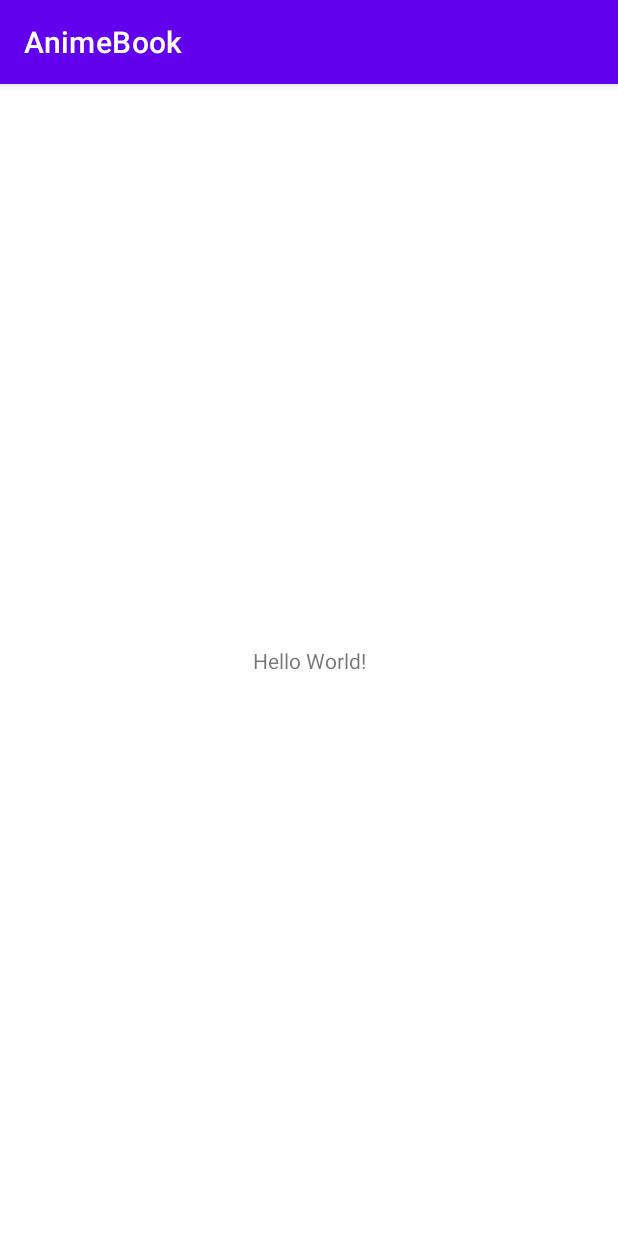
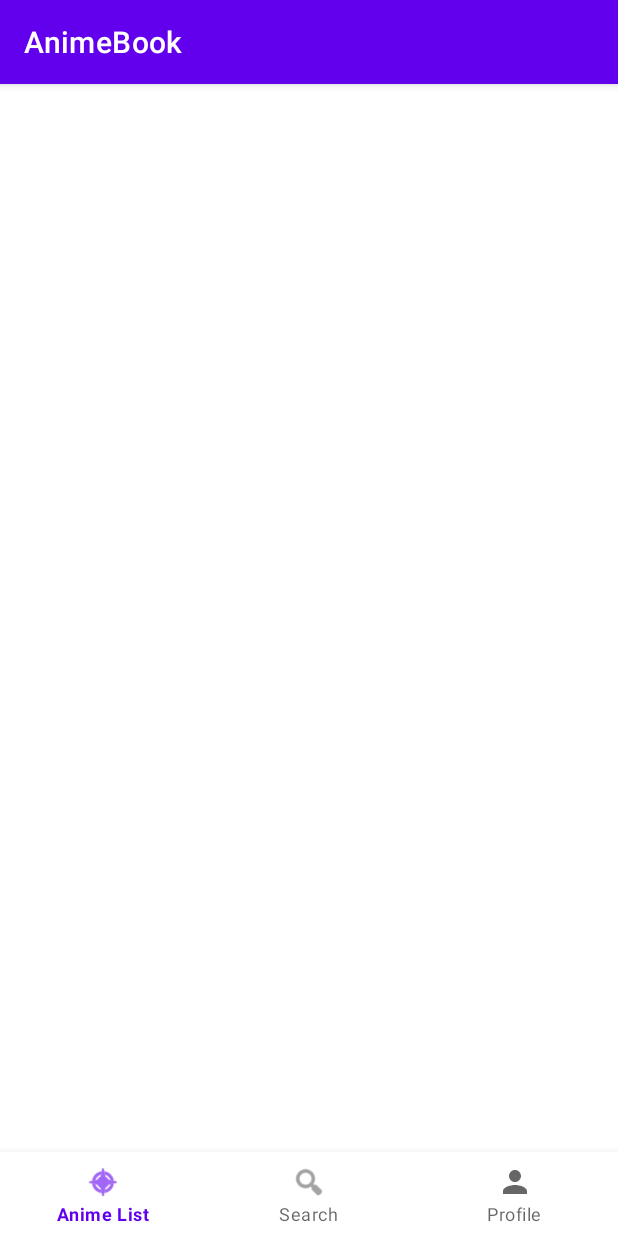
Before and after one commit to codepath-android-group-project/group-project, an Android app: the MainActivity screen opened directly, with no data from a screen before it, on a phone screen of 412 x 824 dp. Run offline under Robolectric (Android 15) with nearby library versions, the phone set to English and light mode, and no system bars.

Commit message:
Implemented bottomNavigation and setup in MainActivity

```diff
--- a/AnimeBook/app/src/main/java/com/example/animebook/MainActivity.java
+++ b/AnimeBook/app/src/main/java/com/example/animebook/MainActivity.java
@@ -1,14 +1,49 @@
 package com.example.animebook;
 
+import androidx.annotation.NonNull;
 import androidx.appcompat.app.AppCompatActivity;
+import androidx.fragment.app.Fragment;
+import androidx.fragment.app.FragmentManager;
 
 import android.os.Bundle;
+import android.view.MenuItem;
+
+import com.google.android.material.bottomnavigation.BottomNavigationView;
 
 public class MainActivity extends AppCompatActivity {
+    BottomNavigationView bottomNavigationView;
 
     @Override
     protected void onCreate(Bundle savedInstanceState) {
         super.onCreate(savedInstanceState);
         setContentView(R.layout.activity_main);
+
+        bottomNavigationView = findViewById(R.id.bottomNavigation);
+
+        final FragmentManager fragmentManager = getSupportFragmentManager();
+
+        //TODO: Define fragments here
+        //final Fragment animeFragment = new AnimeFragment();
+        //add others as needed
+
+        bottomNavigationView.setOnNavigationItemSelectedListener(new BottomNavigationView.OnNavigationItemSelectedListener() {
+            @Override
+            public boolean onNavigationItemSelected(@NonNull MenuItem item) {
+                Fragment fragment;
+                switch (item.getItemId()){
+                    case R.id.action_animeList:
+                        //fragment = animeFragment;
+                        break;
+                    //Add other cases as needed
+                    default:
+                        break;
+                }
+                //fragmentManager.beginTransaction().replace(R.id.flContainer, fragment).commit();
+                return true;
+            }
+        });
+
+        //Set default selection
+        bottomNavigationView.setSelectedItemId(R.id.action_animeList);
     }
 }
--- /dev/null
+++ b/AnimeBook/app/src/main/res/drawable/menu_person.xml
@@ -0,0 +1,5 @@
+<vector android:height="24dp" android:tint="#C099F8"
+    android:viewportHeight="24" android:viewportWidth="24"
+    android:width="24dp" xmlns:android="http://schemas.android.com/apk/res/android">
+    <path android:fillColor="@android:color/white" android:pathData="M12,12c2.21,0 4,-1.79 4,-4s-1.79,-4 -4,-4 -4,1.79 -4,4 1.79,4 4,4zM12,14c-2.67,0 -8,1.34 -8,4v2h16v-2c0,-2.66 -5.33,-4 -8,-4z"/>
+</vector>
--- a/AnimeBook/app/src/main/res/layout/activity_main.xml
+++ b/AnimeBook/app/src/main/res/layout/activity_main.xml
@@ -1,18 +1,24 @@
 <?xml version="1.0" encoding="utf-8"?>
-<androidx.constraintlayout.widget.ConstraintLayout xmlns:android="http://schemas.android.com/apk/res/android"
+<RelativeLayout
+    xmlns:android="http://schemas.android.com/apk/res/android"
     xmlns:app="http://schemas.android.com/apk/res-auto"
     xmlns:tools="http://schemas.android.com/tools"
     android:layout_width="match_parent"
     android:layout_height="match_parent"
     tools:context=".MainActivity">
 
-    <TextView
-        android:layout_width="wrap_content"
+    <FrameLayout
+        android:layout_width="match_parent"
+        android:layout_height="match_parent"
+        android:id="@+id/flContainer"
+        android:layout_above="@id/bottomNavigation"
+        />
+
+    <com.google.android.material.bottomnavigation.BottomNavigationView
+        android:id="@+id/bottomNavigation"
+        android:layout_width="match_parent"
         android:layout_height="wrap_content"
-        android:text="Hello World!"
-        app:layout_constraintBottom_toBottomOf="parent"
-        app:layout_constraintLeft_toLeftOf="parent"
-        app:layout_constraintRight_toRightOf="parent"
-        app:layout_constraintTop_toTopOf="parent" />
+        android:layout_alignParentBottom="true"
+        app:menu="@menu/menu_bottom_navigation" />
 
-</androidx.constraintlayout.widget.ConstraintLayout>
+</RelativeLayout>
--- /dev/null
+++ b/AnimeBook/app/src/main/res/menu/menu_bottom_navigation.xml
@@ -0,0 +1,20 @@
+<?xml version="1.0" encoding="utf-8"?>
+<menu xmlns:app="http://schemas.android.com/apk/res-auto"
+    xmlns:android="http://schemas.android.com/apk/res/android">
+
+    <item
+        android:id="@+id/action_animeList"
+        android:icon="@android:drawable/ic_menu_compass"
+        android:title="@string/anime_list"
+        app:showAsAction="always" />
+    <item
+        android:id="@+id/action_search"
+        android:icon="@android:drawable/ic_menu_search"
+        android:title="@string/search"
+        app:showAsAction="always" />
+    <item
+        android:id="@+id/action_profile"
+        android:icon="@drawable/menu_person"
+        android:title="@string/profile"
+        app:showAsAction="always" />
+</menu>
--- a/AnimeBook/app/src/main/res/values/strings.xml
+++ b/AnimeBook/app/src/main/res/values/strings.xml
@@ -1,3 +1,6 @@
 <resources>
     <string name="app_name">AnimeBook</string>
+    <string name="anime_list">Anime List</string>
+    <string name="search">Search</string>
+    <string name="profile">Profile</string>
 </resources>
```
